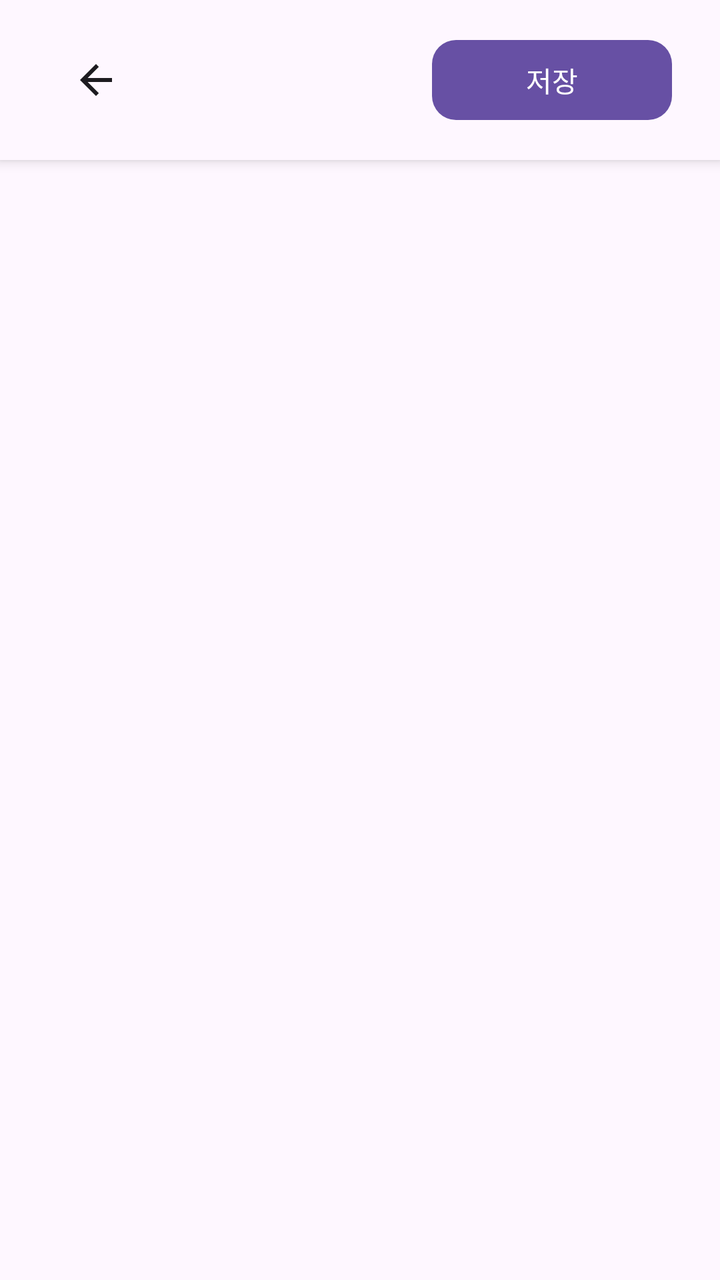
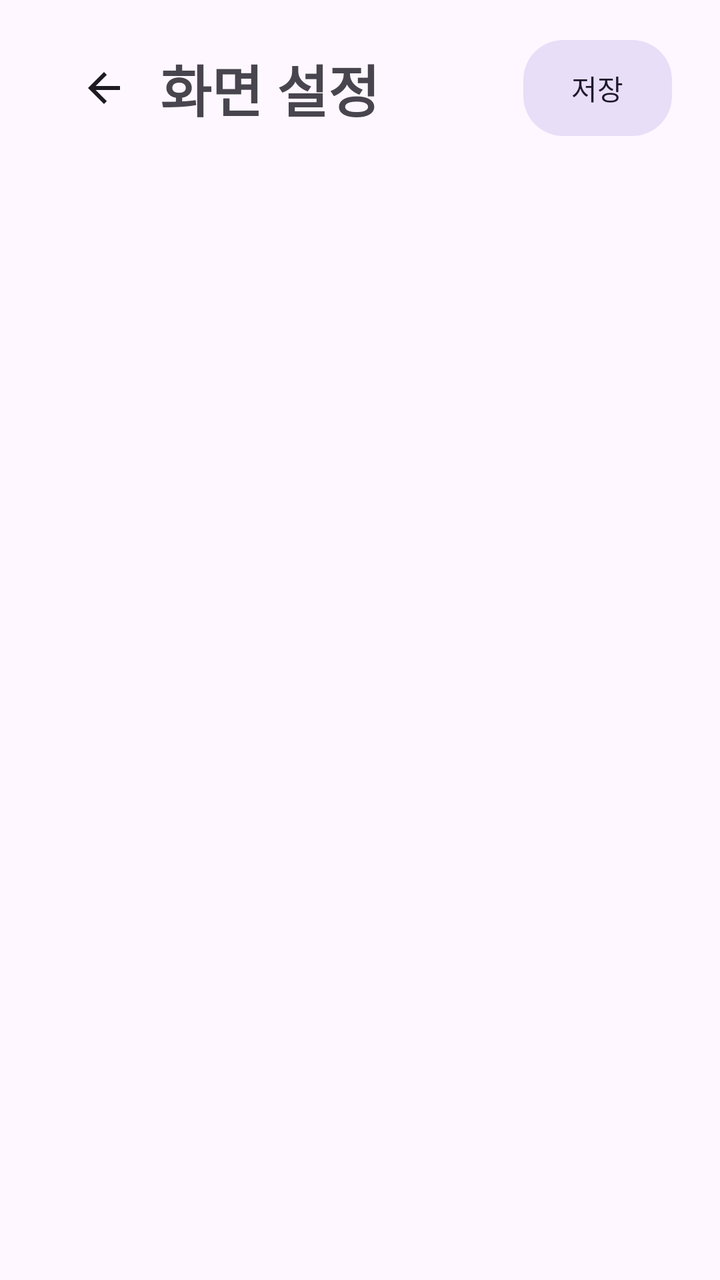

Two renders of the same Android screen: before a commit and after it. Below are the layout's source before the change and the commit's diff.
<!-- AndroidManifest.xml: application theme Theme.OnFrame -->
<!-- res/layout/fragment_screen_settings.xml -->
<?xml version="1.0" encoding="utf-8"?>
<androidx.constraintlayout.widget.ConstraintLayout
    xmlns:android="http://schemas.android.com/apk/res/android"
    xmlns:app="http://schemas.android.com/apk/res-auto"
    android:layout_width="match_parent"
    android:layout_height="match_parent"
    android:background="?attr/colorSurface">

    
    <include
        android:id="@+id/header"
        layout="@layout/include_subpage_header"
        app:layout_constraintTop_toTopOf="parent"
        app:layout_constraintStart_toStartOf="parent"
        app:layout_constraintEnd_toEndOf="parent"/>

    
    <androidx.recyclerview.widget.RecyclerView
        android:id="@+id/rv_order"
        android:layout_width="0dp"
        android:layout_height="0dp"
        android:clipToPadding="false"
        android:paddingStart="24dp"
        android:paddingEnd="24dp"
        android:paddingBottom="24dp"
        app:layout_constraintTop_toBottomOf="@id/header"
        app:layout_constraintBottom_toBottomOf="parent"
        app:layout_constraintStart_toStartOf="parent"
        app:layout_constraintEnd_toEndOf="parent"/>
</androidx.constraintlayout.widget.ConstraintLayout>
<!-- res/layout/include_subpage_header.xml (included above) -->
<?xml version="1.0" encoding="utf-8"?>
<androidx.constraintlayout.widget.ConstraintLayout
    xmlns:android="http://schemas.android.com/apk/res/android"
    xmlns:app="http://schemas.android.com/apk/res-auto"
    android:layout_width="match_parent"
    android:layout_height="@dimen/header_height"
    android:background="?attr/colorSurface"
    android:paddingStart="@dimen/header_padding_horizontal"
    android:paddingEnd="@dimen/header_padding_horizontal"
    android:paddingTop="12dp"
    android:paddingBottom="12dp"
    android:elevation="4dp">

    <ImageButton
        android:id="@+id/btn_back"
        style="?attr/borderlessButtonStyle"
        android:layout_width="48dp"
        android:layout_height="48dp"
        android:background="?attr/selectableItemBackgroundBorderless"
        android:src="@drawable/ic_arrow_back_24"
        android:tint="?attr/colorOnSurface"
        android:contentDescription="뒤로가기"
        app:layout_constraintStart_toStartOf="parent"
        app:layout_constraintTop_toTopOf="parent"
        app:layout_constraintBottom_toBottomOf="parent"/>

    
    <TextView
        android:id="@+id/txt_title"
        android:layout_width="0dp"
        android:layout_height="wrap_content"
        android:text=""
        android:textStyle="bold"
        android:textSize="@dimen/header_title_text_size"
        android:textColor="?attr/colorOnSurface"
        android:maxLines="1"
        android:ellipsize="end"
        android:layout_marginStart="12dp"
        app:layout_constraintStart_toEndOf="@id/btn_back"
        app:layout_constraintEnd_toStartOf="@id/btn_save"
        app:layout_constraintTop_toTopOf="parent"
        app:layout_constraintBottom_toBottomOf="parent"/>

    <com.google.android.material.button.MaterialButton
        android:id="@+id/btn_save"
        android:layout_width="wrap_content"
        android:layout_height="48dp"
        android:minWidth="120dp"
        android:text="저장"
        android:textAllCaps="false"
        app:cornerRadius="12dp"
        app:layout_constraintEnd_toEndOf="parent"
        app:layout_constraintTop_toTopOf="parent"
        app:layout_constraintBottom_toBottomOf="parent"/>
</androidx.constraintlayout.widget.ConstraintLayout>
<!-- resources referenced by this layout -->
<resources>
  <dimen name="header_height">80dp</dimen>
  <dimen name="header_padding_horizontal">24dp</dimen>
  <dimen name="header_title_text_size">26sp</dimen>
  <!-- drawable ic_arrow_back_24 (drawable) -->
  <?xml version="1.0" encoding="utf-8"?>
  <vector xmlns:android="http://schemas.android.com/apk/res/android"
      android:width="24dp" android:height="24dp" android:viewportWidth="24"
      android:viewportHeight="24">
      <path
          android:fillColor="#000"
          android:pathData="M20,11H7.83l5.59-5.59L12,4l-8,8 8,8 1.41-1.41L7.83,13H20v-2z"/>
  </vector>
  <style name="Theme.OnFrame" parent="Theme.Material3.DayNight.NoActionBar">
          
          <item name="android:statusBarColor">@android:color/transparent</item>
          <item name="android:navigationBarColor">@android:color/transparent</item>
  
          
          <item name="android:forceDarkAllowed">false</item>
  
          
          <item name="android:windowLayoutInDisplayCutoutMode">shortEdges</item>
      </style>
</resources>

<!-- the commit's change to res/layout/fragment_screen_settings.xml (unified diff, before → after) -->
@@ -2,85 +2,67 @@
 <androidx.constraintlayout.widget.ConstraintLayout
     xmlns:android="http://schemas.android.com/apk/res/android"
     xmlns:app="http://schemas.android.com/apk/res-auto"
+    android:id="@+id/root"
     android:layout_width="match_parent"
     android:layout_height="match_parent"
-    android:background="?attr/colorSurface">
+    android:paddingLeft="24dp"
+    android:paddingRight="24dp"
+    android:paddingTop="16dp"
+    android:paddingBottom="16dp">
 
     
-    <include
-        android:id="@+id/header"
-        layout="@layout/include_subpage_header"
-        app:layout_constraintTop_toTopOf="parent"
-        app:layout_constraintStart_toStartOf="parent"
-        app:layout_constraintEnd_toEndOf="parent"/>
-
-    
-    <androidx.recyclerview.widget.RecyclerView
-        android:id="@+id/rv_order"
-        android:layout_width="0dp"
-        android:layout_height="0dp"
-        android:clipToPadding="false"
-        android:paddingStart="24dp"
-        android:paddingEnd="24dp"
-        android:paddingBottom="24dp"
-        app:layout_constraintTop_toBottomOf="@id/header"
-        app:layout_constraintBottom_toBottomOf="parent"
-        app:layout_constraintStart_toStartOf="parent"
-        app:layout_constraintEnd_toEndOf="parent"/>
-</androidx.constraintlayout.widget.ConstraintLayout>
-<!-- res/layout/include_subpage_header.xml (included above) -->
-<?xml version="1.0" encoding="utf-8"?>
-<androidx.constraintlayout.widget.ConstraintLayout
-    xmlns:android="http://schemas.android.com/apk/res/android"
-    xmlns:app="http://schemas.android.com/apk/res-auto"
-    android:layout_width="match_parent"
-    android:layout_height="@dimen/header_height"
-    android:background="?attr/colorSurface"
-    android:paddingStart="@dimen/header_padding_horizontal"
-    android:paddingEnd="@dimen/header_padding_horizontal"
-    android:paddingTop="12dp"
-    android:paddingBottom="12dp"
-    android:elevation="4dp">
-
     <ImageButton
         android:id="@+id/btn_back"
-        style="?attr/borderlessButtonStyle"
-        android:layout_width="48dp"
-        android:layout_height="48dp"
+        android:layout_width="56dp"
+        android:layout_height="56dp"
         android:background="?attr/selectableItemBackgroundBorderless"
+        android:contentDescription="@string/abc_action_bar_up_description"
         android:src="@drawable/ic_arrow_back_24"
-        android:tint="?attr/colorOnSurface"
-        android:contentDescription="뒤로가기"
+        app:tint="?attr/colorOnBackground"
         app:layout_constraintStart_toStartOf="parent"
-        app:layout_constraintTop_toTopOf="parent"
-        app:layout_constraintBottom_toBottomOf="parent"/>
+        app:layout_constraintTop_toTopOf="parent"/>
 
-    
     <TextView
         android:id="@+id/txt_title"
         android:layout_width="0dp"
         android:layout_height="wrap_content"
-        android:text=""
+        android:text="화면 설정"
         android:textStyle="bold"
-        android:textSize="@dimen/header_title_text_size"
-        android:textColor="?attr/colorOnSurface"
+        android:textSize="28sp"
         android:maxLines="1"
         android:ellipsize="end"
-        android:layout_marginStart="12dp"
         app:layout_constraintStart_toEndOf="@id/btn_back"
         app:layout_constraintEnd_toStartOf="@id/btn_save"
-        app:layout_constraintTop_toTopOf="parent"
-        app:layout_constraintBottom_toBottomOf="parent"/>
+        app:layout_constraintTop_toTopOf="@id/btn_back"
+        app:layout_constraintBottom_toBottomOf="@id/btn_back"/>
 
     <com.google.android.material.button.MaterialButton
         android:id="@+id/btn_save"
+        style="?attr/materialButtonStyle"
         android:layout_width="wrap_content"
         android:layout_height="48dp"
-        android:minWidth="120dp"
+        android:minWidth="0dp"
         android:text="저장"
-        android:textAllCaps="false"
-        app:cornerRadius="12dp"
+        android:insetTop="0dp"
+        android:insetBottom="0dp"
+        app:iconPadding="12dp"
+        app:cornerRadius="20dp"
+        app:backgroundTint="?attr/colorSecondaryContainer"
+        android:textColor="?attr/colorOnSecondaryContainer"
+        app:iconTint="?attr/colorOnSecondaryContainer"
         app:layout_constraintEnd_toEndOf="parent"
-        app:layout_constraintTop_toTopOf="parent"
-        app:layout_constraintBottom_toBottomOf="parent"/>
+        app:layout_constraintTop_toTopOf="@id/btn_back"
+        app:layout_constraintBottom_toBottomOf="@id/btn_back"/>
+
+    
+    <androidx.recyclerview.widget.RecyclerView
+        android:id="@+id/rv_cards"
+        android:layout_width="0dp"
+        android:layout_height="0dp"
+        android:overScrollMode="never"
+        app:layout_constraintTop_toBottomOf="@id/btn_back"
+        app:layout_constraintBottom_toBottomOf="parent"
+        app:layout_constraintStart_toStartOf="parent"
+        app:layout_constraintEnd_toEndOf="parent"/>
+
 </androidx.constraintlayout.widget.ConstraintLayout>
<!-- resource entries referenced after the edit -->
@@ -1,8 +1,5 @@
 <!-- resources referenced by this layout -->
 <resources>
-  <dimen name="header_height">80dp</dimen>
-  <dimen name="header_padding_horizontal">24dp</dimen>
-  <dimen name="header_title_text_size">26sp</dimen>
   <!-- drawable ic_arrow_back_24 (drawable) -->
   <?xml version="1.0" encoding="utf-8"?>
   <vector xmlns:android="http://schemas.android.com/apk/res/android"
